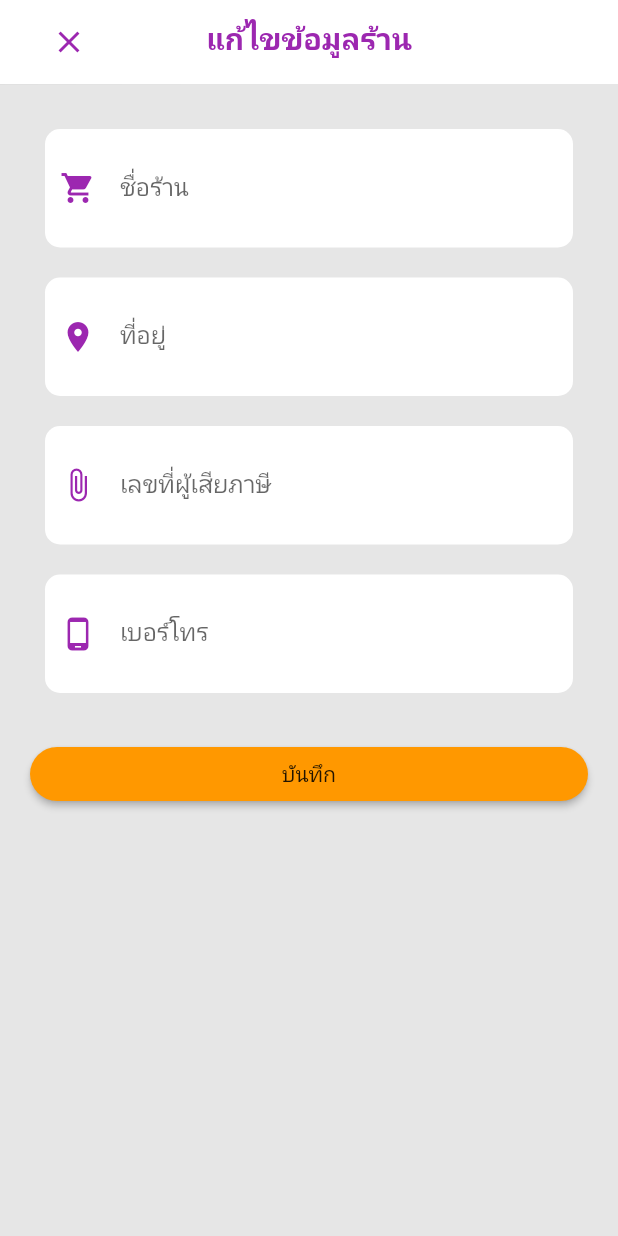
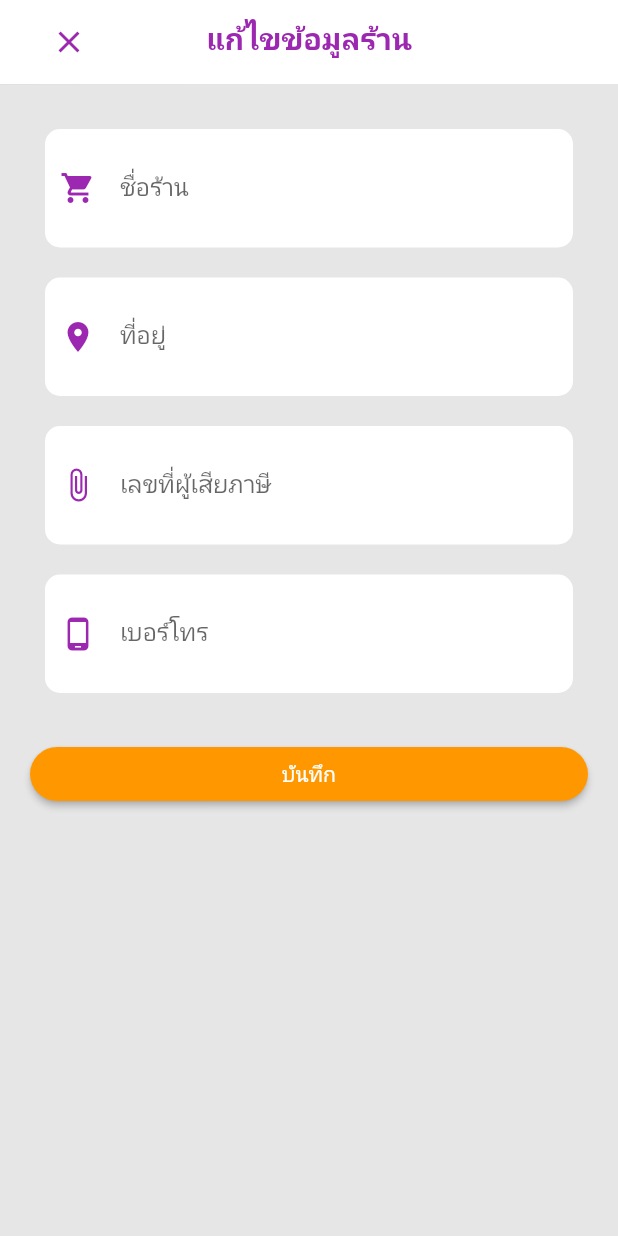
Before and after one commit to MelonDev/pos_flutter_app, a Flutter app: the ChangeInfoShopPage screen opened directly, on a phone screen of 412 x 824 dp. Run offline on Flutter 3.47's test engine with Material 2 defaults, Android fonts, the phone set to English and light mode, and no system bars; our stand-ins replace bloc, cached_network_image, cloud_firestore, equatable, firebase_auth, firebase_database and 13 more; missing offline and left inert: barcode_scan, flutter_dropdown, save_in_gallery; accounts and stored records are empty; Roboto replaces fonts that are missing (Itim).

Commit message:
- fix ui

```diff
--- a/lib/page/page_products_details.dart
+++ b/lib/page/page_products_details.dart
@@ -486,8 +486,7 @@ class ProductDetail extends StatelessWidget {
                                           labelStyle:
                                               TextStyle(color: Colors.purple),
                                           border: InputBorder.none,
-                                          prefixIcon: IconButton(
-
+                                          suffixIcon: IconButton(
                                             icon: Icon(Icons.camera),
                                             tooltip: "Scan",
                                             onPressed: () {
--- a/lib/widgets/save_button.dart
+++ b/lib/widgets/save_button.dart
@@ -15,7 +15,7 @@ class SaveButton extends StatelessWidget {
       ),
       onPressed: _onPressed,
       child: Text(
-        'บันทึก',
+        'บันทึก',style: TextStyle(color: Colors.white),
       ),
       color: Colors.orange,
     );
```
